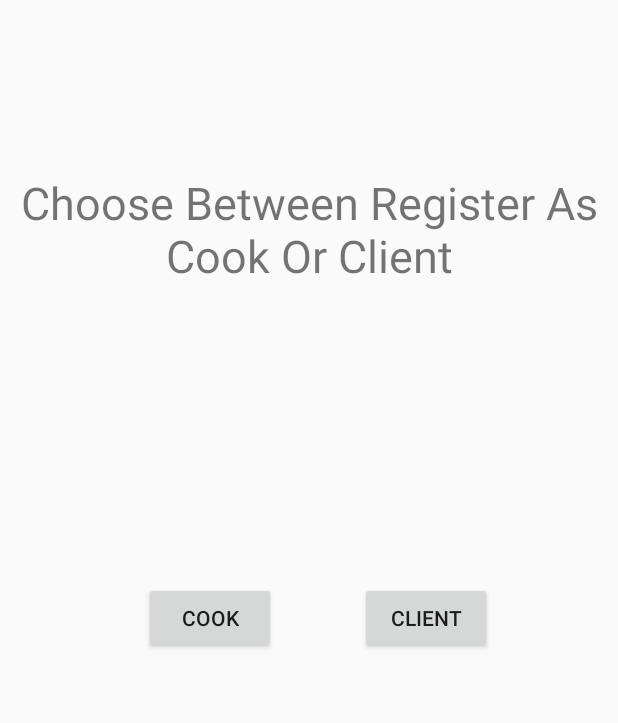
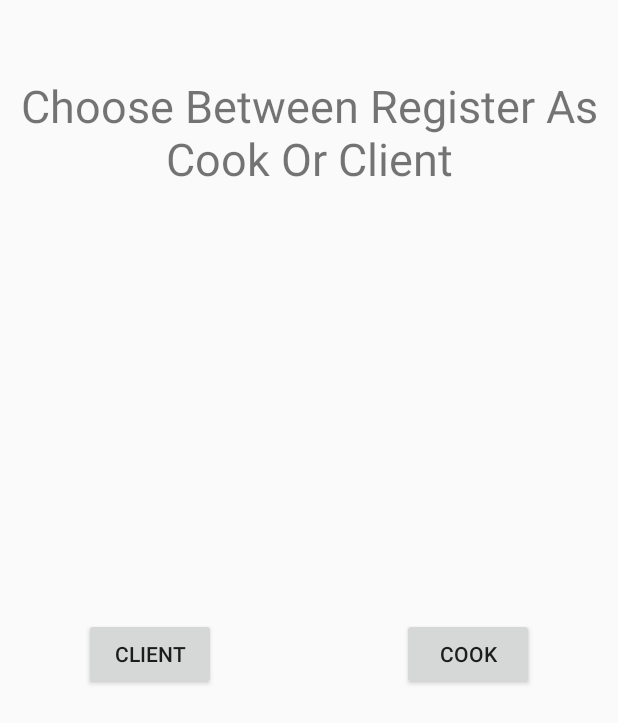
Before and after one commit to gregory133/Mealer_project, an Android app: the ChooseRole screen opened directly, with no data from a screen before it, on a phone screen of 412 x 824 dp. Shown: the top 723 px of the screen. Run offline under Robolectric (Android 15) with nearby library versions, the phone set to English and light mode, and no system bars.

Commit message:
fixed registration issues

```diff
--- a/app/build.gradle
+++ b/app/build.gradle
@@ -35,6 +35,7 @@ dependencies {
     implementation 'com.google.android.material:material:1.5.0'
     implementation 'androidx.constraintlayout:constraintlayout:2.1.3'
     implementation platform('com.google.firebase:firebase-bom:31.0.0')
+    implementation 'com.google.firebase:firebase-analytics:17.2.1'
     implementation 'com.google.firebase:firebase-auth'
     testImplementation 'junit:junit:4.13.2'
     androidTestImplementation 'androidx.test.ext:junit:1.1.3'
--- a/app/src/main/java/com/example/homepageactivity/ClientPaymentActivity.java
+++ b/app/src/main/java/com/example/homepageactivity/ClientPaymentActivity.java
@@ -5,6 +5,7 @@ import androidx.appcompat.app.AppCompatActivity;
 
 import android.content.Intent;
 import android.os.Bundle;
+import android.util.Log;
 import android.view.View;
 import android.widget.EditText;
 import android.widget.Toast;
@@ -67,6 +68,8 @@ public class ClientPaymentActivity extends AppCompatActivity {
         String address = extras.getString("Address");
         String password = extras.getString("Password");
 
+
+
         mAuth.createUserWithEmailAndPassword("clnt"+email, password)
             .addOnCompleteListener(new OnCompleteListener<AuthResult>()
         {
@@ -77,6 +80,7 @@ public class ClientPaymentActivity extends AppCompatActivity {
                     onAccountCreationSuccess();
                 }
                 else {
+                    Log.d("TAG", "failure");
                     onAccountCreationFailure();
                 }
             }
--- a/app/src/main/java/com/example/homepageactivity/CookDescriptionActivity.java
+++ b/app/src/main/java/com/example/homepageactivity/CookDescriptionActivity.java
@@ -5,6 +5,7 @@ import androidx.appcompat.app.AppCompatActivity;
 
 import android.content.Intent;
 import android.os.Bundle;
+import android.util.Log;
 import android.view.View;
 import android.widget.EditText;
 import android.widget.Toast;
--- a/app/src/main/java/com/example/homepageactivity/MakeUserActivity.java
+++ b/app/src/main/java/com/example/homepageactivity/MakeUserActivity.java
@@ -93,6 +93,16 @@ public class MakeUserActivity extends AppCompatActivity {
             Toast.makeText(this, "Confirm Password does not match Password", Toast.LENGTH_LONG).show();
             return false;
         }
+        if (password.length()<6){
+            Toast.makeText(this, "Password must be at least 6 characters long", Toast.LENGTH_LONG).show();
+            return false;
+        }
+        int dotCount= email.length() - email.replace(".", "").length();
+        int atCount= email.length() - email.replace("@", "").length();
+        if (dotCount!=1 || atCount!=1){
+            Toast.makeText(this, "Given email address is invalid", Toast.LENGTH_LONG).show();
+            return false;
+        }
         return true;
     }
 }
--- a/app/src/main/res/layout/activity_choose_role.xml
+++ b/app/src/main/res/layout/activity_choose_role.xml
@@ -6,18 +6,38 @@
     android:layout_height="match_parent"
     tools:context=".ChooseRole">
 
-    <Button
-        android:id="@+id/cookButton"
+    <LinearLayout
+        android:layout_width="match_parent"
+        android:layout_height="match_parent"
+        android:orientation="vertical">
+
+        <LinearLayout
+            android:layout_width="match_parent"
+            android:layout_height="0dp"
+            android:layout_weight="1"
+            android:orientation="vertical">
+
+            <TextView
+                android:id="@+id/title"
                 android:layout_width="wrap_content"
                 android:layout_height="wrap_content"
-        android:layout_marginStart="40dp"
-        android:onClick="onClickButton"
-        android:tag="Cook"
-        android:text="Cook"
-        app:layout_constraintBottom_toBottomOf="parent"
-        app:layout_constraintEnd_toStartOf="@+id/clientButton"
-        app:layout_constraintStart_toStartOf="parent"
-        app:layout_constraintTop_toTopOf="parent" />
+                android:layout_marginTop="50dp"
+                android:gravity="center"
+                android:text="Choose Between Register As Cook Or Client"
+                android:textSize="30dp" />
+        </LinearLayout>
+
+        <LinearLayout
+            android:layout_width="match_parent"
+            android:layout_height="0dp"
+            android:layout_weight="1"
+            android:orientation="vertical">
+
+            <LinearLayout
+                android:layout_width="match_parent"
+                android:layout_height="match_parent"
+                android:gravity="center_horizontal"
+                android:orientation="horizontal">
 
                 <Button
                     android:id="@+id/clientButton"
@@ -26,22 +46,20 @@
                     android:layout_marginEnd="84dp"
                     android:onClick="onClickButton"
                     android:tag="Client"
-        android:text="Client"
-        app:layout_constraintBottom_toBottomOf="parent"
-        app:layout_constraintEnd_toEndOf="parent"
-        app:layout_constraintTop_toTopOf="parent" />
+                    android:text="Client" />
 
-    <TextView
-        android:id="@+id/title"
+                <Button
+                    android:id="@+id/cookButton"
                     android:layout_width="wrap_content"
                     android:layout_height="wrap_content"
-        android:gravity="center"
-        android:text="Choose Between Register As Cook Or Client"
-        android:textSize="30dp"
-        app:layout_constraintBottom_toBottomOf="parent"
-        app:layout_constraintEnd_toEndOf="parent"
-        app:layout_constraintHorizontal_bias="0.498"
-        app:layout_constraintStart_toStartOf="parent"
-        app:layout_constraintTop_toTopOf="parent"
-        app:layout_constraintVertical_bias="0.153" />
+                    android:layout_marginStart="40dp"
+                    android:onClick="onClickButton"
+                    android:tag="Cook"
+                    android:text="Cook" />
+            </LinearLayout>
+
+        </LinearLayout>
+
+    </LinearLayout>
+
 </androidx.constraintlayout.widget.ConstraintLayout>
--- a/build.gradle
+++ b/build.gradle
@@ -4,6 +4,6 @@ buildscript {
     }
 }// Top-level build file where you can add configuration options common to all sub-projects/modules.
 plugins {
-    id 'com.android.application' version '7.3.1' apply false
-    id 'com.android.library' version '7.3.1' apply false
+    id 'com.android.application' version '7.2.2' apply false
+    id 'com.android.library' version '7.2.2' apply false
 }
```
Lines whose indentation alone changed are shown as unchanged.
